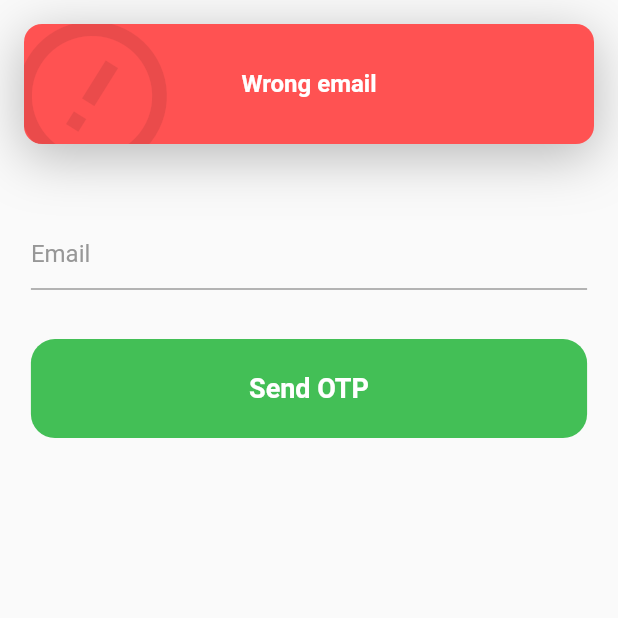
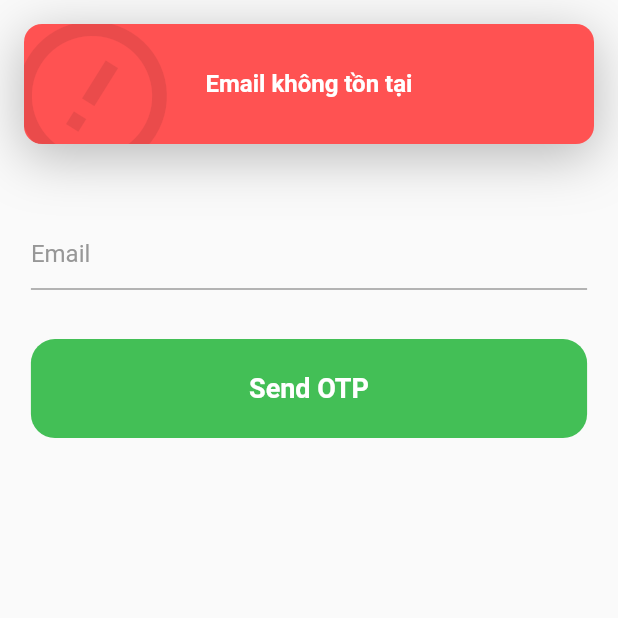
Before and after one commit to TranUy99/blood, a Flutter app: the ForgotPasswordScreen screen opened directly, after a tap on "Send OTP", on a phone screen of 412 x 824 dp, the top half of it. Run offline on Flutter 3.47's test engine with Material 2 defaults, Android fonts, the phone set to English and light mode, and no system bars; drawn by our look-alikes of top_snackbar_flutter; our stand-ins replace animated_text_kit, cached_network_image, carousel_slider, connectivity_plus, dio, equatable and 13 more; missing offline and left inert: custom_pop_up_menu; accounts and stored records are empty; generated files the repository leaves out were written again; network calls fail; Roboto replaces fonts that are missing (Poppins).

Commit message:
fix bugs 6, 10, 12, 15, 16, 17

```diff
--- a/lib/src/features/forgot_password/view/forgot_password.dart
+++ b/lib/src/features/forgot_password/view/forgot_password.dart
@@ -294,7 +294,7 @@ class _ForgotPasswordScreenState extends State<ForgotPasswordScreen> {
               setState(() {
                 email = textEmailController.text;
               });
-              _sendEmail(email, 'Wrong email');
+              _sendEmail(email, 'Email không tồn tại');
             },
             child: const PrimaryButton(buttonText: 'Send OTP'),
           ),
```
